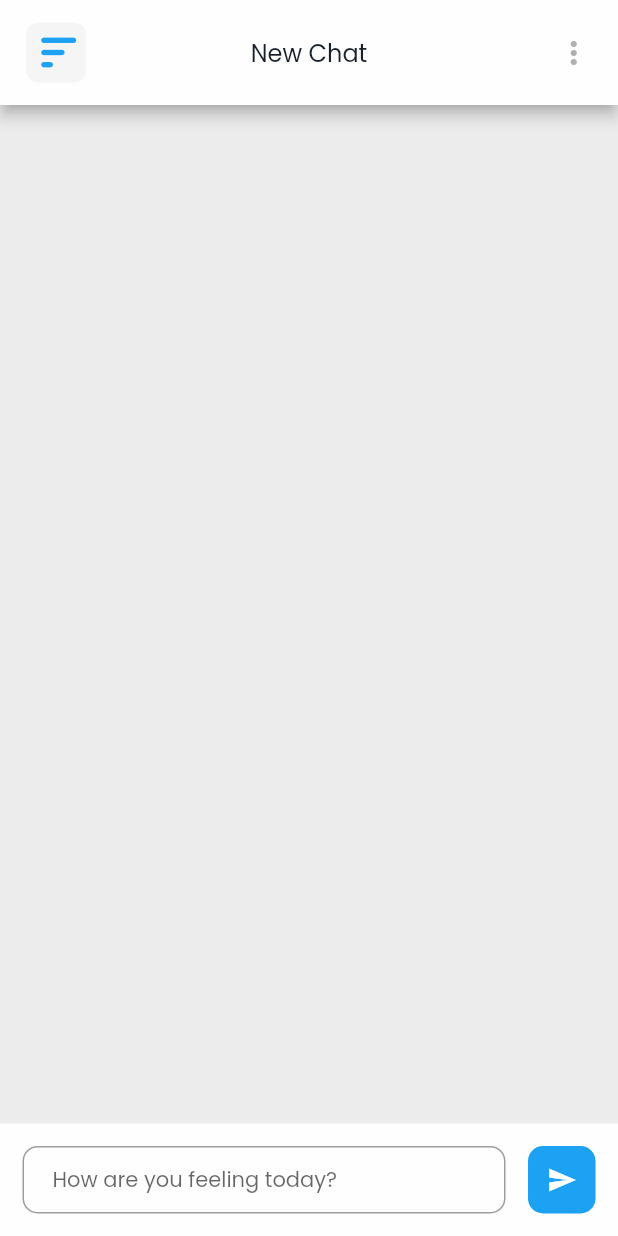
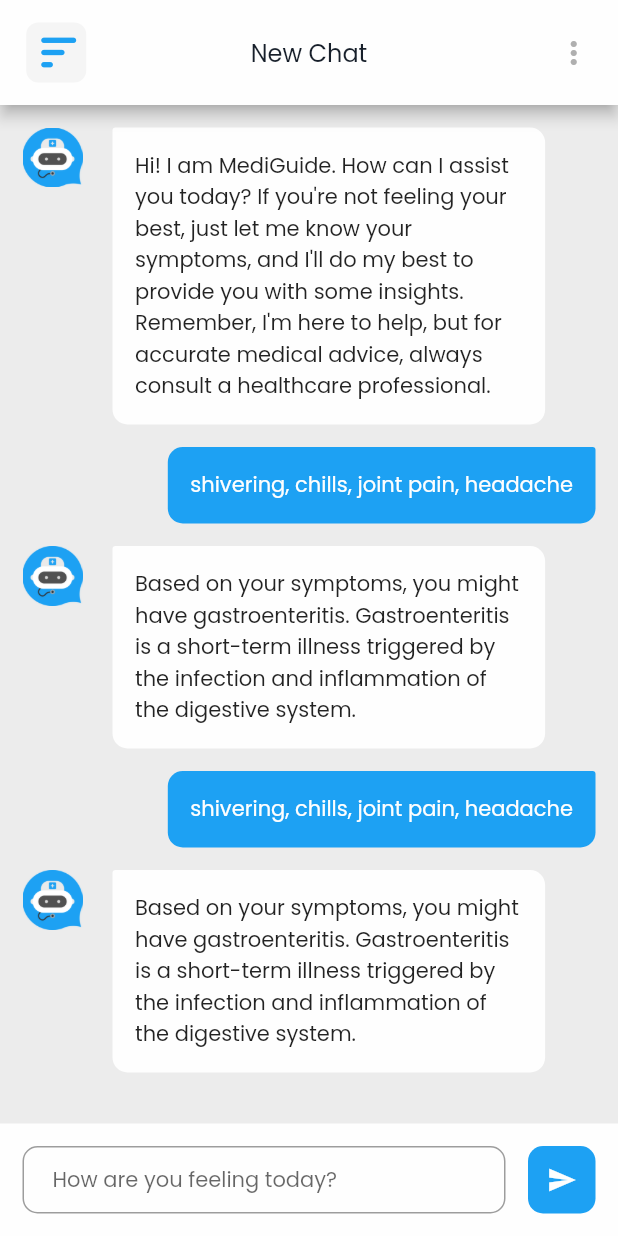
Before and after one commit to CSjianbel/MediGuide, a Flutter app: the screen it shows after launch, on a phone screen of 412 x 824 dp. Run offline on Flutter 3.47's test engine with Material 2 defaults, Android fonts, the phone set to English and light mode, and no system bars; our stand-ins replace shared_preferences.

Commit message:
feat: added user and bot chat bubble

```diff
--- a/mediguide/lib/presentation/screens/chat_screen.dart
+++ b/mediguide/lib/presentation/screens/chat_screen.dart
@@ -16,25 +16,128 @@ class ChatScreen extends StatelessWidget {
   Widget build(BuildContext context) {
     final themeManager = Provider.of<ThemeManager>(context);
 
-    return const Scaffold(
-      appBar: PreferredSize(
+    return  Scaffold(
+      appBar: const PreferredSize(
         preferredSize: Size.fromHeight(70),
         child: CustomAppBar(),
       ),
       body: Column(
         children: [
           Expanded(
-            child: Center(
-              // Chat Conversation Here
+            child:
+            ListView (
+              padding: const EdgeInsets.all(15.0),
+              children: const <Widget>[
+                BotChatBubble(message: "Hi! I am MediGuide. How can I assist you today? If you're not feeling your best, just let me know your symptoms, and I'll do my best to provide you with some insights. Remember, I'm here to help, but for accurate medical advice, always consult a healthcare professional."),
+                UserChatBubble(message: "shivering, chills, joint pain, headache"),
+                BotChatBubble(message: "Based on your symptoms, you might have gastroenteritis. Gastroenteritis is a short-term illness triggered by the infection and inflammation of the digestive system."),
+                UserChatBubble(message: "shivering, chills, joint pain, headache"),
+                BotChatBubble(message: "Based on your symptoms, you might have gastroenteritis. Gastroenteritis is a short-term illness triggered by the infection and inflammation of the digestive system.")
+
+              ],
             ),
           ),
-          ChatInputSection(),
+          const ChatInputSection(),
         ],
       ),
-      drawer: NavigationDrawer(),
+      drawer: const NavigationDrawer(),
     );
   }
 }
+
+
+class UserChatBubble extends StatelessWidget {
+  final String message;
+
+  const UserChatBubble({super.key,
+    required this.message,
+  });
+
+  @override
+  Widget build(BuildContext context) {
+    double screenWidth = MediaQuery.of(context).size.width;
+
+    return Padding(
+      padding: const EdgeInsets.only(bottom: 15.0),
+      child: SizedBox(
+        width: double.infinity,
+        child: Row (
+          mainAxisAlignment: MainAxisAlignment.end,
+          children: [
+            Container(
+              constraints: BoxConstraints(
+                maxWidth: screenWidth * 0.7, // Set the maximum width here
+              ),
+              padding: const EdgeInsets.all(15.0),
+              decoration: const BoxDecoration (
+                color: accentColor,
+                borderRadius: BorderRadius.only(
+                  topLeft: Radius.circular(10.0),
+                  topRight: Radius.circular(2.0),
+                  bottomLeft: Radius.circular(10.0),
+                  bottomRight: Radius.circular(10.0),
+                ),
+              ),
+              child: Text(
+                message,
+                style: const TextStyle(fontFamily: 'Poppins', fontSize: 14, color: lightForeground),
+              ),
+            ),
+          ],
+        ),
+      ),
+    );
+  }
+}
+
+
+class BotChatBubble extends StatelessWidget {
+  final String message;
+
+  const BotChatBubble({super.key,
+    required this.message,
+  });
+
+  @override
+  Widget build(BuildContext context) {
+    final ThemeData currentTheme = ThemeUtils.getTheme(context);
+    double screenWidth = MediaQuery.of(context).size.width;
+
+    return Padding(
+      padding: const EdgeInsets.only(bottom: 15.0),
+      child: SizedBox(
+        width: double.infinity,
+        child: Row (
+          crossAxisAlignment: CrossAxisAlignment.start,
+          children: [
+            Image.asset("assets/images/Logo.png", width: 40, height: 40, fit: BoxFit.fitWidth),
+            const SizedBox(width: 20.0),
+            Container(
+              constraints: BoxConstraints(
+                maxWidth: screenWidth * 0.7, // Set the maximum width here
+              ),
+              padding: const EdgeInsets.all(15.0),
+              decoration: BoxDecoration (
+                color: currentTheme.appBarTheme.backgroundColor,
+                borderRadius: const BorderRadius.only(
+                  topLeft: Radius.circular(2.0),
+                  topRight: Radius.circular(10.0),
+                  bottomLeft: Radius.circular(10.0),
+                  bottomRight: Radius.circular(10.0),
+                ),
+              ),
+              child: Text(
+                message,
+                style: const TextStyle(fontFamily: 'Poppins', fontSize: 14),
+              ),
+            ),
+          ],
+        ),
+      ),
+    );
+  }
+}
+
 
 class NavigationDrawer extends StatelessWidget {
   const NavigationDrawer({Key? key}) : super(key: key);
```
